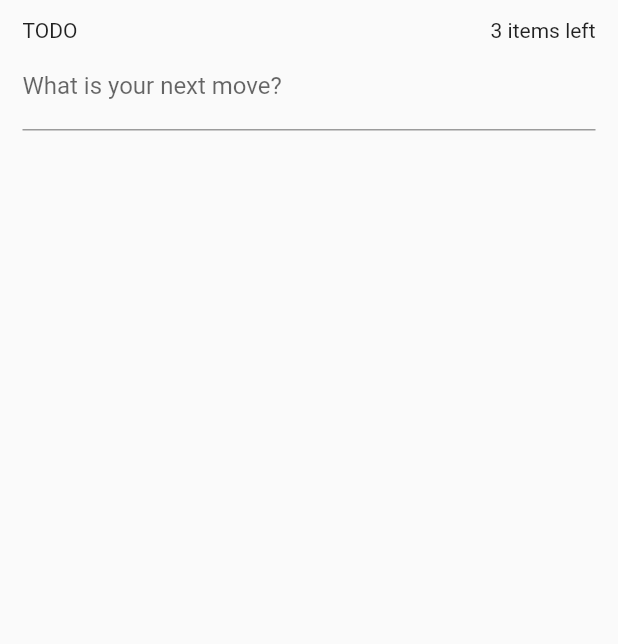
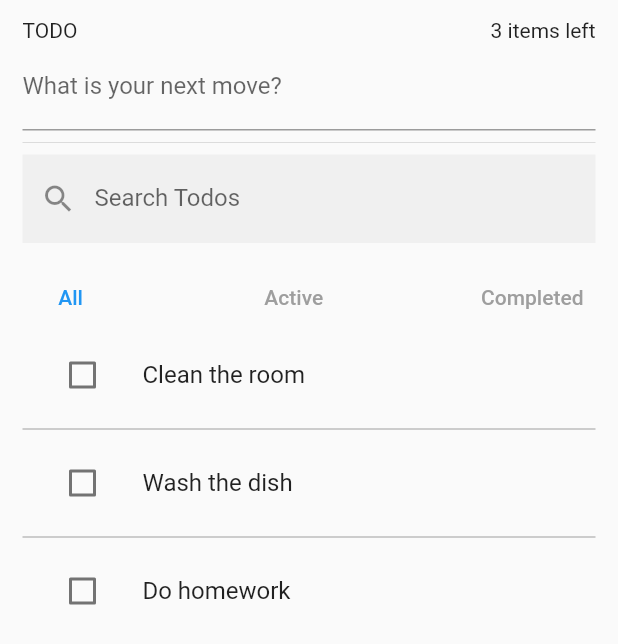
Before and after one commit to Gwanghyeon/todo_udemy_v1, a Flutter app: the screen it shows after launch, on a phone screen of 412 x 824 dp. Shown: the top 644 px of the screen. Run offline on Flutter 3.47's test engine with Material 2 defaults, Android fonts, the phone set to English and light mode, and no system bars; our stand-ins replace equatable.

Commit message:
11/21, chp 50

```diff
--- /dev/null
+++ b/lib/components/todo_container.dart
@@ -0,0 +1,39 @@
+// ignore_for_file: public_member_api_docs, sort_constructors_first
+import 'package:flutter/material.dart';
+import 'package:provider/provider.dart';
+import 'package:todo_v1/model/todo_model.dart';
+import 'package:todo_v1/providers/providers.dart';
+
+// ============================
+// Container showing Todo Item
+// todo 를 받아 위젯에 표시
+// ============================
+
+class TodoContainer extends StatefulWidget {
+  final Todo todo;
+  const TodoContainer({
+    Key? key,
+    required this.todo,
+  }) : super(key: key);
+
+  @override
+  State<TodoContainer> createState() => _TodoContainerState();
+}
+
+class _TodoContainerState extends State<TodoContainer> {
+  @override
+  Widget build(BuildContext context) {
+    final todo = widget.todo;
+
+    // TODO: 할일 내용을 편집하는 기능 chapter 50
+    return ListTile(
+      leading: Checkbox(
+        value: todo.completed,
+        onChanged: (_) {
+          context.read<TodoList>().toggleTodo(todo.id);
+        },
+      ),
+      title: Text(todo.desc),
+    );
+  }
+}
--- a/lib/pages/todo_page.dart
+++ b/lib/pages/todo_page.dart
@@ -1,5 +1,7 @@
+import 'package:flutter/cupertino.dart';
 import 'package:flutter/material.dart';
 import 'package:provider/provider.dart';
+import 'package:todo_v1/components/todo_container.dart';
 import 'package:todo_v1/providers/providers.dart';
 
 class TodoPage extends StatelessWidget {
@@ -16,6 +18,9 @@ class TodoPage extends StatelessWidget {
               children: [
                 TodoHeader(),
                 CreateTodo(),
+                Divider(),
+                SearchAndFilterTodo(),
+                ShowTodos(),
               ],
             ),
           ),
@@ -25,6 +30,10 @@ class TodoPage extends StatelessWidget {
   }
 }
 
+// ===========================================
+// Head of the app
+// Showing the title and the Number of todos
+// ===========================================
 class TodoHeader extends StatelessWidget {
   const TodoHeader({super.key});
 
@@ -34,7 +43,7 @@ class TodoHeader extends StatelessWidget {
       mainAxisAlignment: MainAxisAlignment.spaceBetween,
       children: [
         Text('TODO'),
-        // from ActiveTodoCount, rebuild through watch method
+        // Listen to the count value of ActiveTodoCount
         Text(
             '${context.watch<ActiveTodoCount>().state.activeTodoCount} items left'),
       ],
@@ -42,6 +51,10 @@ class TodoHeader extends StatelessWidget {
   }
 }
 
+// ==================================================================
+// To Add todo in the list
+// stateful widget to use textEditingConroller needed to be disposed
+// ==================================================================
 class CreateTodo extends StatefulWidget {
   const CreateTodo({super.key});
 
@@ -64,8 +77,141 @@ class _CreateTodoState extends State<CreateTodo> {
       controller: todoTextCont,
       decoration: InputDecoration(labelText: 'What is your next move?'),
       onSubmitted: (String? todoDesc) {
-        if (todoDesc != null && todoDesc.trim().isNotEmpty) {}
+        if (todoDesc != null && todoDesc.trim().isNotEmpty) {
+          context.read<TodoList>().addTodo(todoDesc);
+          // 항목 추가시 필터를 all 상태로 변경
+          context.read<TodoFilter>().changeFilter(Filter.all);
+          todoTextCont.clear(); // To clear the TextField
+        }
       },
     );
   }
 }
+
+// Handling SearchTerm, filter to show Todo items
+class SearchAndFilterTodo extends StatelessWidget {
+  const SearchAndFilterTodo({super.key});
+
+  @override
+  Widget build(BuildContext context) {
+    List<Filter> filters = [Filter.all, Filter.active, Filter.completed];
+
+    return Column(
+      children: [
+        TextField(
+          decoration: InputDecoration(
+            labelText: 'Search Todos',
+            border: InputBorder.none,
+            filled: true,
+            prefixIcon: Icon(Icons.search),
+          ),
+          // 입력될 때 마다 검색을 실시
+          onChanged: (String? newSearchTerm) {
+            if (newSearchTerm != null) {
+              context.read<TodoSearch>().setSearchTerm(newSearchTerm);
+            }
+          },
+        ),
+        const SizedBox(height: 12),
+        // Buttons for filtering todo state; completed
+        // using functions for rendering buttons: FilterButton
+        Row(
+          mainAxisAlignment: MainAxisAlignment.spaceBetween,
+          children:
+              filters.map((filter) => FilterButton(context, filter)).toList(),
+        ),
+      ],
+    );
+  }
+
+  Widget FilterButton(BuildContext context, Filter filter) {
+    // filter 에 따라 색상을 다르게 표시
+    // 주어진 필터값과 비교를 하여 같으면 파란색으로 설정
+    final currentFilter = context.watch<TodoFilter>().state.filter;
+    final buttonColor = currentFilter == filter ? Colors.blue : Colors.grey;
+
+    return TextButton(
+      // filter의 값을 바꾸도록 하는 함수 호출
+      onPressed: () {
+        context.read<TodoFilter>().changeFilter(filter);
+      },
+      // Filter 상태에 따라 버튼 메세지를 다르게 표시
+      child: Text(
+        filter == Filter.all
+            ? "All"
+            : filter == Filter.active
+                ? 'Active'
+                : 'Completed',
+        style: TextStyle(color: buttonColor),
+      ),
+    );
+  }
+}
+
+class ShowTodos extends StatelessWidget {
+  const ShowTodos({super.key});
+
+  @override
+  Widget build(BuildContext context) {
+    final todoList = context.watch<FilteredTodo>().state.filteredTodoList;
+    return ListView.separated(
+      // ===============================
+      // instead of using Expaned widget
+      primary: false,
+      shrinkWrap: true,
+      // ===============================
+      itemCount: todoList.length,
+      separatorBuilder: (_, __) => Divider(
+        color: Colors.grey,
+      ),
+      itemBuilder: (context, index) {
+        // 좌우로 스크롤하여 항목을 삭제할 수 있도록 설정
+        return Dismissible(
+          key: ValueKey(todoList[index].id),
+          background: showBackground(0),
+          secondaryBackground: showBackground(1),
+          onDismissed: (_) =>
+              context.read<TodoList>().removeTodo(todoList[index]),
+          // Run onDismissed function up to the value of Future<true, false>
+          confirmDismiss: (_) => deletionCheck(context),
+          child: TodoContainer(todo: todoList[index]),
+        );
+      },
+    );
+  }
+
+  Future<bool?> deletionCheck(BuildContext context) async {
+    return showCupertinoDialog(
+      context: context,
+      // 외부를 탭해도 확인창이 사라지지 않도록 설정
+      barrierDismissible: false,
+      builder: (context) => CupertinoAlertDialog(
+        title: Text('Are you sure?'),
+        content: Text('This item will be deleted.'),
+        actions: [
+          TextButton(
+              onPressed: () => Navigator.pop(context, false),
+              child: Text('NO')),
+          TextButton(
+              onPressed: () => Navigator.pop(context, true),
+              child: Text('YES')),
+        ],
+      ),
+    );
+  }
+
+  // Returning Container showed on the Background of Dismissible Widget
+  Widget showBackground(int direction) {
+    return Container(
+      margin: EdgeInsets.all(3),
+      padding: EdgeInsets.symmetric(horizontal: 9),
+      color: Colors.red,
+      alignment: direction == 0 ? Alignment.centerLeft : Alignment.centerRight,
+      child: Icon(
+        Icons.delete,
+        size: 30,
+        color: Colors.white,
+      ),
+    );
+  }
+}
--- a/lib/providers/todo_filter.dart
+++ b/lib/providers/todo_filter.dart
@@ -2,21 +2,6 @@ import 'package:equatable/equatable.dart';
 import 'package:flutter/material.dart';
 
 enum Filter { all, active, completed }
-
-// ====================================
-// provider to filter todo items
-// setting the state of the todo item
-// ====================================
-
-class TodoFilter with ChangeNotifier {
-  TodoFilterState _state = TodoFilterState.initial();
-  TodoFilterState get state => _state;
-
-  void changeFilter(Filter newFilter) {
-    _state = _state.copyWith(filter: newFilter);
-    notifyListeners();
-  }
-}
 
 class TodoFilterState extends Equatable {
   final Filter filter;
@@ -39,3 +24,18 @@ class TodoFilterState extends Equatable {
     return TodoFilterState(filter: filter ?? this.filter);
   }
 }
+
+// ====================================
+// provider to filter todo items
+// setting the state of the todo item
+// ====================================
+
+class TodoFilter with ChangeNotifier {
+  TodoFilterState _state = TodoFilterState.initial();
+  TodoFilterState get state => _state;
+
+  void changeFilter(Filter newFilter) {
+    _state = _state.copyWith(filter: newFilter);
+    notifyListeners();
+  }
+}
--- a/lib/providers/todo_list.dart
+++ b/lib/providers/todo_list.dart
@@ -73,6 +73,7 @@ class TodoList with ChangeNotifier {
     }).toList();
 
     _state = _state.copyWith(todoList: newTodoList);
+    notifyListeners();
   }
 
   // ==============================
```
